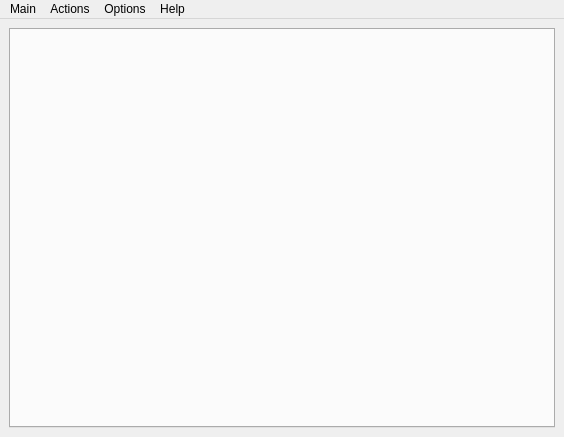
The window that src/qbrowse/qbrowse.ui (fluxer/bfp) describes before a commit, drawn with Qt 5.
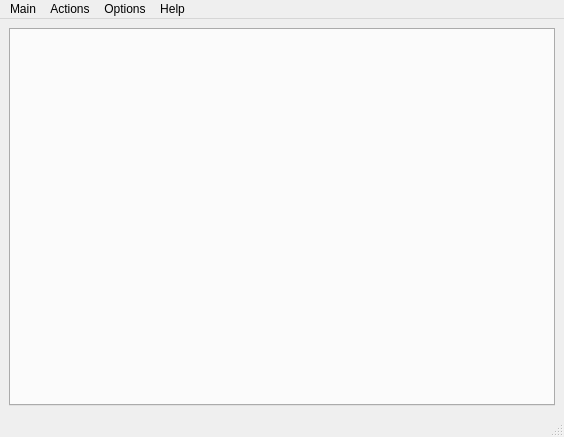
The same window after the commit. Icons and pictures are not drawn.

Commit message: due to many errors in various websites use statusbar for displaying load progress and network errors

```diff
--- a/src/qbrowse/qbrowse.ui
+++ b/src/qbrowse/qbrowse.ui
@@ -75,6 +75,7 @@
    <addaction name="menuOptions"/>
    <addaction name="menuHelp"/>
   </widget>
+  <widget class="QStatusBar" name="statusBar"/>
   <action name="actionQuit">
    <property name="icon">
     <iconset resource="../qresources/libqresources.qrc">
```
Left out of the diff: 2 changed lines with no effect on the pictures. The commit also changes 1 other file.
